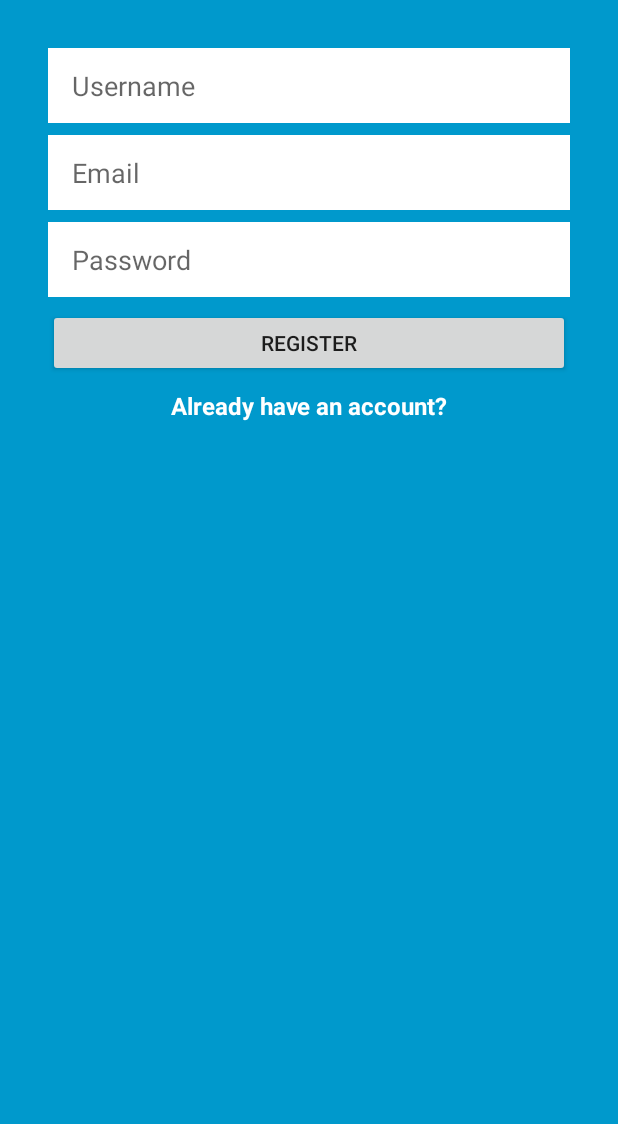
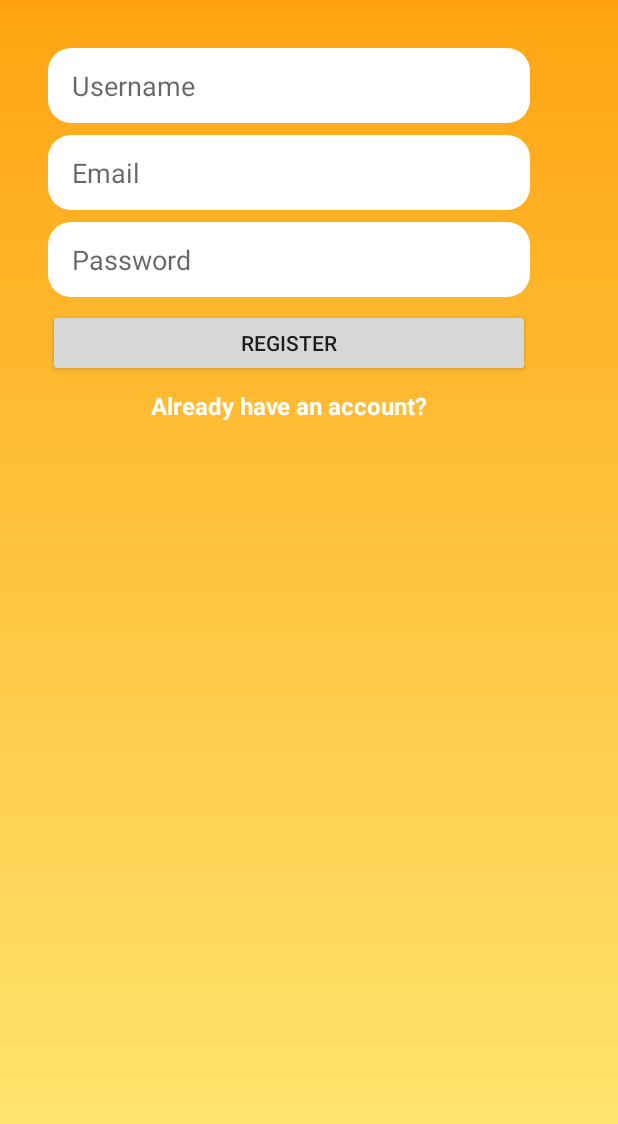
Before and after one commit to hkhaisty/Mobile_Software_Dev, an Android app: the screen it shows after launch (MainActivity), on a phone screen of 412 x 824 dp. Shown: the top 1124 px of the screen. Run offline under Robolectric (Android 15) with nearby library versions, the phone set to English and light mode, and no system bars; our stand-ins replace Firebase (no records; nobody signed in at launch, a user with empty details on screens opened directly).

Commit message:
adds rounded corners

```diff
--- /dev/null
+++ b/InstantMessengerTesting/app/src/main/res/drawable/background.xml
@@ -0,0 +1,9 @@
+<?xml version="1.0" encoding="utf-8"?>
+<shape xmlns:android="http://schemas.android.com/apk/res/android"
+    android:shape="rectangle">
+    <gradient
+        android:startColor = "#ffea77"
+        android:endColor = "#ffa411"
+        android:angle = "90" />
+
+</shape>
--- /dev/null
+++ b/InstantMessengerTesting/app/src/main/res/drawable/textboxroundedcorners.xml
@@ -0,0 +1,10 @@
+<?xml version="1.0" encoding="utf-8"?>
+<shape xmlns:android="http://schemas.android.com/apk/res/android">
+android:shape="rectangle" android:padding="10dp"
+    <solid android:color="#FFFFFF" />
+    <corners
+        android:bottomRightRadius="15dp"
+        android:bottomLeftRadius="15dp"
+        android:topLeftRadius="15dp"
+        android:topRightRadius="15dp" />
+</shape>
--- a/InstantMessengerTesting/app/src/main/res/layout/activity_main.xml
+++ b/InstantMessengerTesting/app/src/main/res/layout/activity_main.xml
@@ -5,7 +5,7 @@
         xmlns:app="http://schemas.android.com/apk/res-auto"
         android:layout_width="match_parent"
         android:layout_height="match_parent"
-        android:background="@android:color/holo_blue_dark"
+        android:background="@drawable/background"
         tools:context=".MainActivity"
 >
     <!--REGISTRATION SCREEN-->
@@ -14,10 +14,10 @@
     <EditText
             android:id="@+id/usernameRegistration_edittext"
             android:inputType="textPersonName"
-            android:layout_width="0dp"
+            android:layout_width="321dp"
             android:layout_height="50dp"
             android:ems="10"
-            android:background="@android:color/white" android:layout_marginEnd="32dp"
+            android:background="@drawable/textboxroundedcorners"
             app:layout_constraintEnd_toEndOf="parent" android:layout_marginRight="32dp"
             android:layout_marginStart="32dp"
             app:layout_constraintStart_toStartOf="parent" android:layout_marginLeft="32dp"
@@ -25,7 +25,8 @@
             app:layout_constraintTop_toTopOf="parent"
             android:hint="Username"
             android:paddingLeft="16dp"
-    />
+
+            app:layout_constraintHorizontal_bias="0.0"/>
 
     <!--Email address registration edit text-->
     <EditText
@@ -34,7 +35,7 @@
             android:layout_width="0dp"
             android:layout_height="50dp"
             android:ems="10"
-            android:background="@android:color/white"
+            android:background="@drawable/textboxroundedcorners"
             android:hint="Email" android:layout_marginTop="8dp"
             app:layout_constraintTop_toBottomOf="@+id/usernameRegistration_edittext"
             app:layout_constraintEnd_toEndOf="@+id/usernameRegistration_edittext"
@@ -49,7 +50,7 @@
             android:layout_width="0dp"
             android:layout_height="50dp"
             android:ems="10"
-            android:background="@android:color/white" android:hint="Password" android:layout_marginTop="8dp"
+            android:background="@drawable/textboxroundedcorners" android:hint="Password" android:layout_marginTop="8dp"
             app:layout_constraintTop_toBottomOf="@+id/emailRegistration_edittext"
             app:layout_constraintEnd_toEndOf="@+id/emailRegistration_edittext"
             app:layout_constraintStart_toStartOf="@+id/emailRegistration_edittext"
--- a/InstantMessengerTesting/app/src/main/res/values/styles.xml
+++ b/InstantMessengerTesting/app/src/main/res/values/styles.xml
@@ -3,8 +3,8 @@
     <!-- Base application theme. -->
     <style name="AppTheme" parent="Theme.AppCompat.Light.NoActionBar">
         <!-- Customize your theme here. -->
-        <item name="colorPrimary">@color/colorPrimary</item>
-        <item name="colorPrimaryDark">@color/colorPrimaryDark</item>
+        <item name="colorPrimary">@android:color/holo_orange_dark</item>
+        <item name="colorPrimaryDark">@android:color/holo_orange_light</item>
         <item name="colorAccent">@color/colorAccent</item>
     </style>
 
```
